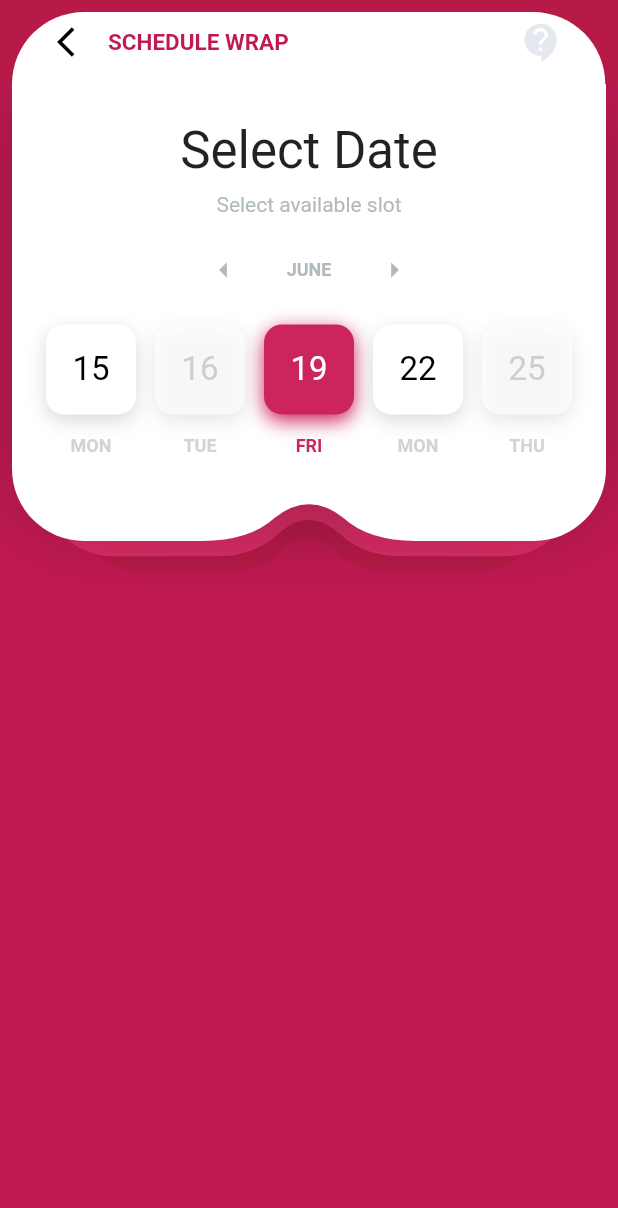
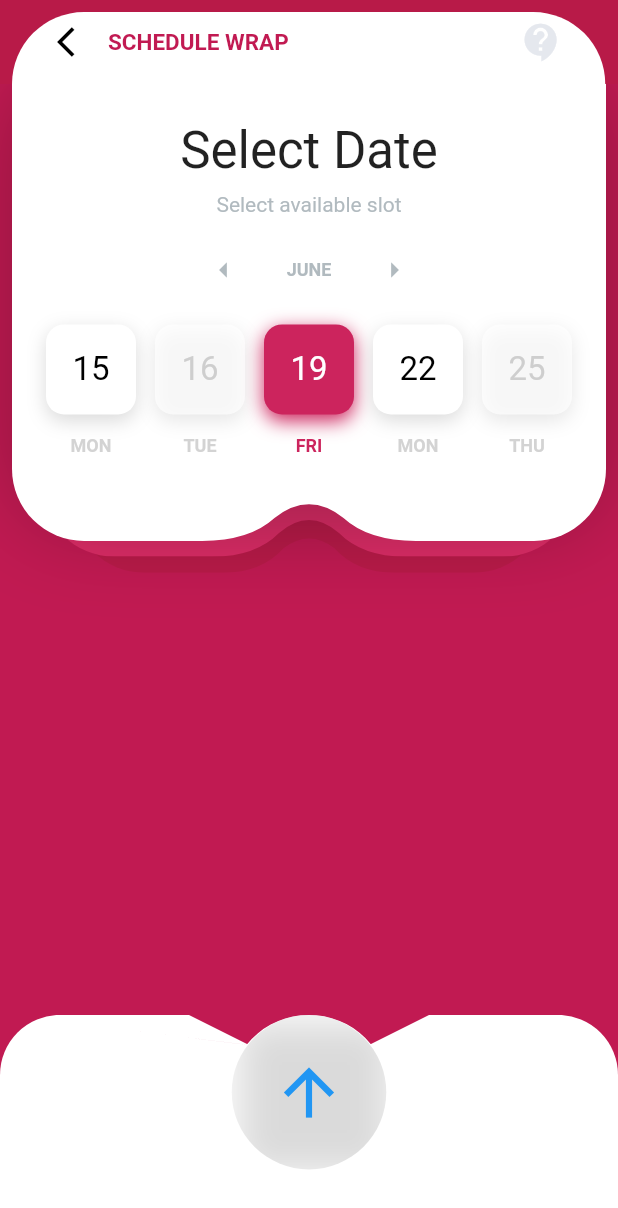
Before and after one commit to mtopolewski/flutter_design_case_car_advertisement, a Flutter app: the screen it shows after launch, on a phone screen of 412 x 824 dp. Shown: the top 1208 px of the screen. Run offline on Flutter 3.47's test engine with Material 2 defaults, Android fonts, the phone set to English and light mode, and no system bars.

Commit message:
Frontend - work in progress

```diff
--- a/lib/pages/homePage.dart
+++ b/lib/pages/homePage.dart
@@ -69,12 +69,10 @@ class HomePage extends StatelessWidget {
             ),
           ),
         ),
-        body: Padding(
-            padding: EdgeInsets.fromLTRB(8, 0, 8, 0),
-            child: Column(
+        body: Column(
           children: [
-                Expanded(
-                  flex: 1,
+            Padding(
+              padding: const EdgeInsets.fromLTRB(8, 0, 8, 0),
               child: Stack(
                 children: [
                   Padding(
@@ -100,8 +98,8 @@ class HomePage extends StatelessWidget {
                         clipper: SecondClipper(),
                         child: Container(
                           decoration: BoxDecoration(
-                                  color: Color(
-                                      0xFFdb2c66), //0xFFCE235B //0x0FFC11A52
+                              color:
+                                  Color(0xFFdb2c66), //0xFFCE235B //0x0FFC11A52
                               borderRadius:
                                   BorderRadius.all(Radius.circular(48))),
                         ),
@@ -122,8 +120,7 @@ class HomePage extends StatelessWidget {
                               offset: Offset(0, -10),
                             ),
                           ],
-                              borderRadius:
-                                  BorderRadius.all(Radius.circular(48)),
+                          borderRadius: BorderRadius.all(Radius.circular(48)),
                         ),
                         child: ClipPath(
                           clipper: ThirdClipper(),
@@ -141,15 +138,14 @@ class HomePage extends StatelessWidget {
                                     child: Align(
                                   alignment: Alignment.bottomCenter,
                                   child: Padding(
-                                        padding: const EdgeInsets.fromLTRB(
-                                            0, 0, 0, 8),
+                                    padding:
+                                        const EdgeInsets.fromLTRB(0, 0, 0, 8),
                                     child: Text("Select Date",
                                         style: TextStyle(fontSize: 34)),
                                   ),
                                 )),
                                 Text("Select available slot",
-                                        style: TextStyle(
-                                            color: Color(0xFFB1BABf))),
+                                    style: TextStyle(color: Color(0xFFB1BABf))),
                                 Expanded(
                                   flex: 1,
                                   child: Container(
@@ -163,16 +159,13 @@ class HomePage extends StatelessWidget {
                                             color: Color(0xFFB1BABF),
                                           ),
                                           Padding(
-                                                padding:
-                                                    const EdgeInsets.fromLTRB(
+                                            padding: const EdgeInsets.fromLTRB(
                                                 30, 0, 30, 0),
                                             child: Text("JUNE",
                                                 style: TextStyle(
                                                     fontSize: 12,
-                                                        fontWeight:
-                                                            FontWeight.bold,
-                                                        color:
-                                                            Color(0xFFB1BABF))),
+                                                    fontWeight: FontWeight.bold,
+                                                    color: Color(0xFFB1BABF))),
                                           ),
                                           Icon(
                                             Icons.arrow_right,
@@ -249,9 +242,57 @@ class HomePage extends StatelessWidget {
                 ],
               ),
             ),
-                Expanded(flex: 1, child: Container()),
+            Expanded(flex: 2, child: Container()),
+            Expanded(
+                child: ClipPath(
+              clipper: BottomMenuClipper(),
+              child: Container(
+                height: 100,
+                decoration: BoxDecoration(
+                    color: Colors.white,
+                    borderRadius: BorderRadius.only(
+                        topLeft: Radius.circular(40),
+                        topRight: Radius.circular(40))),
+                child: Row(
+                  crossAxisAlignment: CrossAxisAlignment.start,
+                  children: [
+                    Expanded(
+                        flex: 3, child: Container(color: Colors.transparent)),
+                    Expanded(
+                        flex: 2,
+                        child: ClipOval(
+                          child: AspectRatio(
+                            aspectRatio: 1,
+                            child: Container(
+                              //color: Colors.yellow,
+                              child: TextButton(
+                                  onPressed: () {},
+                                  child: Container(
+                                    height: 50,
+                                    //color: Colors.amber,
+                                    child: FittedBox(
+                                        child: Icon(Icons.arrow_upward_sharp)),
+                                  )),
+                              decoration: BoxDecoration(
+                                boxShadow: [
+                                  BoxShadow(
+                                    color: Color(0xFFDADADA),
+                                    blurRadius: 20.0,
+                                    offset: Offset(4, 4),
+                                  ),
                                 ],
-            )));
+                              ),
+                            ),
+                          ),
+                        )),
+                    Expanded(
+                        flex: 3, child: Container(color: Colors.transparent))
+                  ],
+                ),
+              ),
+            ))
+          ],
+        ));
   }
 }
 
@@ -382,3 +423,35 @@ class FirstClipper extends CustomClipper<Path> {
     return true;
   }
 }
+
+class BottomMenuClipper extends CustomClipper<Path> {
+  @override
+  Path getClip(Size size) {
+    var path = new Path();
+    var offsetX = 80.0;
+    var offsetY = 20.0;
+    double degToRad(num deg) => deg * (Math.pi / 180.0);
+
+    path.lineTo(size.width / 2 - offsetX, 0);
+    path.lineTo(size.width / 2 - offsetX / 2, offsetY);
+//     canvas.drawArc(new Rect.fromLTWH(0.0, 0.0, size.width/2, size.height/2),
+// 0.175, 0.349, false, paint); //107
+    //path.addArc(Rect.fromLTWH(0, 0, size.width, size.height), degToRad(180), degToRad(90));
+    path.addArc(
+        Rect.fromCircle(
+            center: Offset(size.width / 2, 107 / 2), radius: 107 / 2),
+        degToRad(-141),
+        degToRad(102));
+    path.lineTo(size.width / 2 + offsetX / 2, offsetY);
+    path.lineTo(size.width / 2 + offsetX, 0);
+    path.lineTo(size.width, 0);
+    path.lineTo(size.width, size.height);
+    path.lineTo(0, size.height);
+    path.lineTo(0, 0);
+    path.close();
+    return path;
+  }
+
+  @override
+  bool shouldReclip(covariant CustomClipper<Path> oldClipper) => true;
+}
```
Lines whose indentation alone changed are shown as unchanged.
